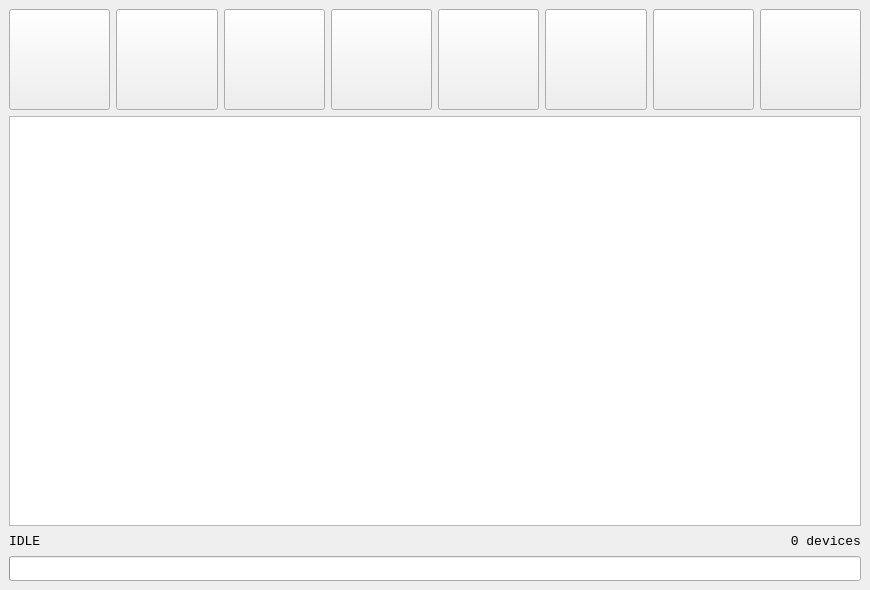
Above: exe/ui_main.ui from zubcats/ArpCut-main-updated before the change. Below: the same form after it.
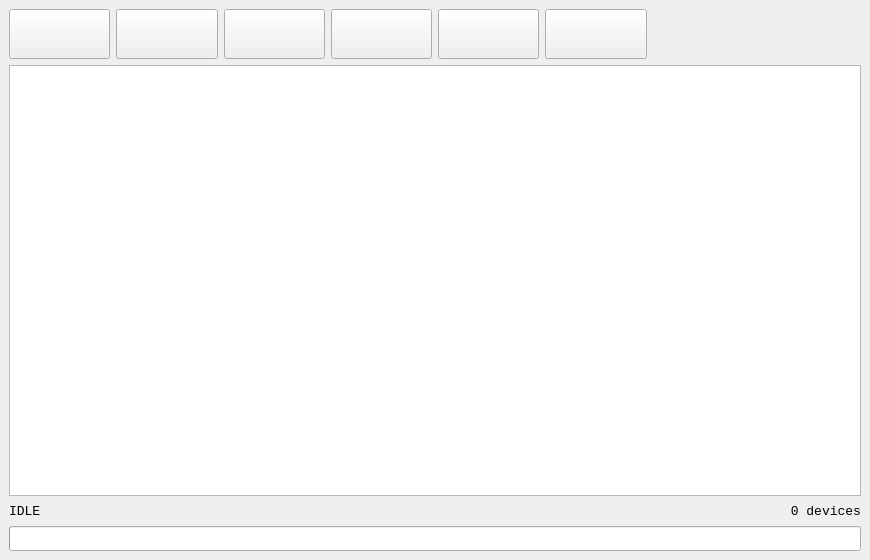
That is the form after the change.

```diff
--- a/exe/ui_main.ui
+++ b/exe/ui_main.ui
@@ -7,13 +7,13 @@
     <x>0</x>
     <y>0</y>
     <width>870</width>
-    <height>590</height>
+    <height>560</height>
    </rect>
   </property>
   <property name="minimumSize">
    <size>
     <width>870</width>
-    <height>590</height>
+    <height>560</height>
    </size>
   </property>
   <property name="windowTitle">
@@ -60,7 +60,7 @@
         </property>
        </widget>
       </item>
-      <item row="0" column="7" rowspan="2">
+      <item row="0" column="5" rowspan="2">
        <widget class="QPushButton" name="btnSettings">
         <property name="sizePolicy">
          <sizepolicy hsizetype="Minimum" vsizetype="Minimum">
@@ -71,7 +71,7 @@
         <property name="minimumSize">
          <size>
           <width>0</width>
-          <height>80</height>
+          <height>50</height>
          </size>
         </property>
         <property name="text">
@@ -79,8 +79,8 @@
         </property>
         <property name="iconSize">
          <size>
-          <width>60</width>
-          <height>60</height>
+          <width>40</width>
+          <height>40</height>
          </size>
         </property>
        </widget>
@@ -93,13 +93,19 @@
           <verstretch>0</verstretch>
          </sizepolicy>
         </property>
+        <property name="minimumSize">
+         <size>
+          <width>0</width>
+          <height>50</height>
+         </size>
+        </property>
         <property name="text">
          <string/>
         </property>
         <property name="iconSize">
          <size>
-          <width>60</width>
-          <height>60</height>
+          <width>40</width>
+          <height>40</height>
          </size>
         </property>
        </widget>
@@ -120,7 +126,7 @@
         </property>
        </widget>
       </item>
-      <item row="0" column="5" rowspan="2">
+      <item row="0" column="3" rowspan="2">
        <widget class="QPushButton" name="btnKillAll">
         <property name="sizePolicy">
          <sizepolicy hsizetype="Minimum" vsizetype="Minimum">
@@ -131,12 +137,12 @@
         <property name="minimumSize">
          <size>
           <width>0</width>
-          <height>92</height>
+          <height>50</height>
          </size>
         </property>
         <property name="font">
          <font>
-          <pointsize>18</pointsize>
+          <pointsize>14</pointsize>
          </font>
         </property>
         <property name="text">
@@ -144,8 +150,8 @@
         </property>
         <property name="iconSize">
          <size>
-          <width>60</width>
-          <height>60</height>
+          <width>40</width>
+          <height>40</height>
          </size>
         </property>
        </widget>
@@ -168,50 +174,6 @@
         </property>
        </widget>
       </item>
-      <item row="0" column="3" rowspan="2">
-       <widget class="QPushButton" name="btnKill">
-        <property name="sizePolicy">
-         <sizepolicy hsizetype="Minimum" vsizetype="Minimum">
-          <horstretch>0</horstretch>
-          <verstretch>0</verstretch>
-         </sizepolicy>
-        </property>
-        <property name="minimumSize">
-         <size>
-          <width>0</width>
-          <height>80</height>
-         </size>
-        </property>
-        <property name="sizeIncrement">
-         <size>
-          <width>0</width>
-          <height>0</height>
-         </size>
-        </property>
-        <property name="baseSize">
-         <size>
-          <width>0</width>
-          <height>0</height>
-         </size>
-        </property>
-        <property name="font">
-         <font>
-          <pointsize>18</pointsize>
-          <stylestrategy>PreferDefault</stylestrategy>
-          <kerning>true</kerning>
-         </font>
-        </property>
-        <property name="text">
-         <string/>
-        </property>
-        <property name="iconSize">
-         <size>
-          <width>60</width>
-          <height>60</height>
-         </size>
-        </property>
-       </widget>
-      </item>
       <item row="0" column="1" rowspan="2">
        <widget class="QPushButton" name="btnScanEasy">
         <property name="sizePolicy">
@@ -223,12 +185,12 @@
         <property name="minimumSize">
          <size>
           <width>0</width>
-          <height>80</height>
+          <height>50</height>
          </size>
         </property>
         <property name="font">
          <font>
-          <pointsize>18</pointsize>
+          <pointsize>14</pointsize>
          </font>
         </property>
         <property name="text">
@@ -236,8 +198,8 @@
         </property>
         <property name="iconSize">
          <size>
-          <width>60</width>
-          <height>60</height>
+          <width>40</width>
+          <height>40</height>
          </size>
         </property>
         <property name="shortcut">
@@ -265,36 +227,6 @@
        </widget>
       </item>
       <item row="0" column="4" rowspan="2">
-       <widget class="QPushButton" name="btnUnkill">
-        <property name="sizePolicy">
-         <sizepolicy hsizetype="Preferred" vsizetype="Preferred">
-          <horstretch>0</horstretch>
-          <verstretch>0</verstretch>
-         </sizepolicy>
-        </property>
-        <property name="minimumSize">
-         <size>
-          <width>0</width>
-          <height>80</height>
-         </size>
-        </property>
-        <property name="font">
-         <font>
-          <pointsize>18</pointsize>
-         </font>
-        </property>
-        <property name="text">
-         <string/>
-        </property>
-        <property name="iconSize">
-         <size>
-          <width>60</width>
-          <height>60</height>
-         </size>
-        </property>
-       </widget>
-      </item>
-      <item row="0" column="6" rowspan="2">
        <widget class="QPushButton" name="btnUnkillAll">
         <property name="sizePolicy">
          <sizepolicy hsizetype="Minimum" vsizetype="Minimum">
@@ -305,12 +237,12 @@
         <property name="minimumSize">
          <size>
           <width>0</width>
-          <height>80</height>
+          <height>50</height>
          </size>
         </property>
         <property name="font">
          <font>
-          <pointsize>18</pointsize>
+          <pointsize>14</pointsize>
          </font>
         </property>
         <property name="text">
@@ -318,8 +250,8 @@
         </property>
         <property name="iconSize">
          <size>
-          <width>60</width>
-          <height>60</height>
+          <width>40</width>
+          <height>40</height>
          </size>
         </property>
        </widget>
@@ -349,7 +281,7 @@
         </property>
        </widget>
       </item>
-      <item row="0" column="8" rowspan="2">
+      <item row="0" column="6" rowspan="2">
        <widget class="QPushButton" name="btnAbout">
         <property name="sizePolicy">
          <sizepolicy hsizetype="Minimum" vsizetype="Minimum">
@@ -360,7 +292,7 @@
         <property name="minimumSize">
          <size>
           <width>0</width>
-          <height>101</height>
+          <height>50</height>
          </size>
         </property>
         <property name="text">
@@ -368,8 +300,8 @@
         </property>
         <property name="iconSize">
          <size>
-          <width>60</width>
-          <height>60</height>
+          <width>40</width>
+          <height>40</height>
          </size>
         </property>
        </widget>
```
